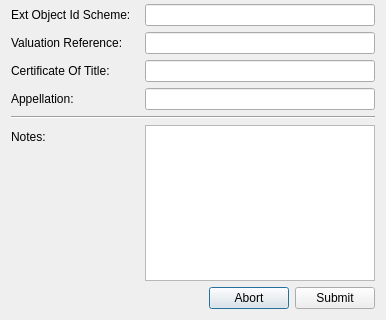
Before: the Qt Designer form AimsUI/AimsClient/Gui/Ui_NewAddressDialog.ui in linz/QGIS-AIMS-Plugin, drawn with Qt 5; both pictures show x 0 to 386 and y 618 to 938 of the 386 by 938 pixel window.
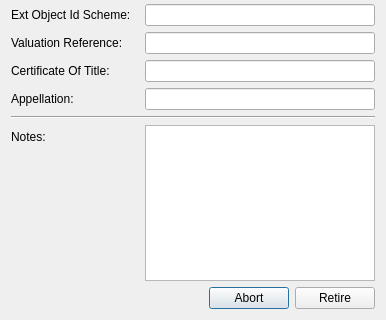
After: the same form once the commit is applied.

```diff
--- a/AimsUI/AimsClient/Gui/Ui_NewAddressDialog.ui
+++ b/AimsUI/AimsClient/Gui/Ui_NewAddressDialog.ui
@@ -636,7 +636,7 @@
      <item>
       <widget class="QPushButton" name="uSubmitAddressButton">
        <property name="text">
-        <string>Submit</string>
+        <string>Retire</string>
        </property>
       </widget>
      </item>
```
